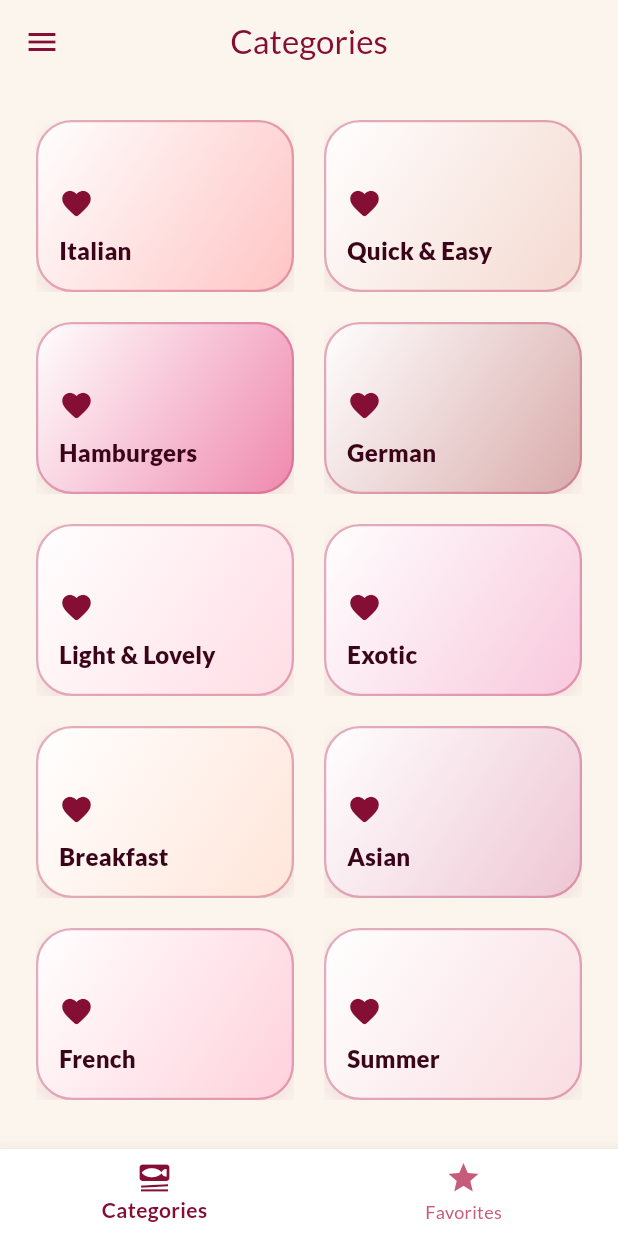
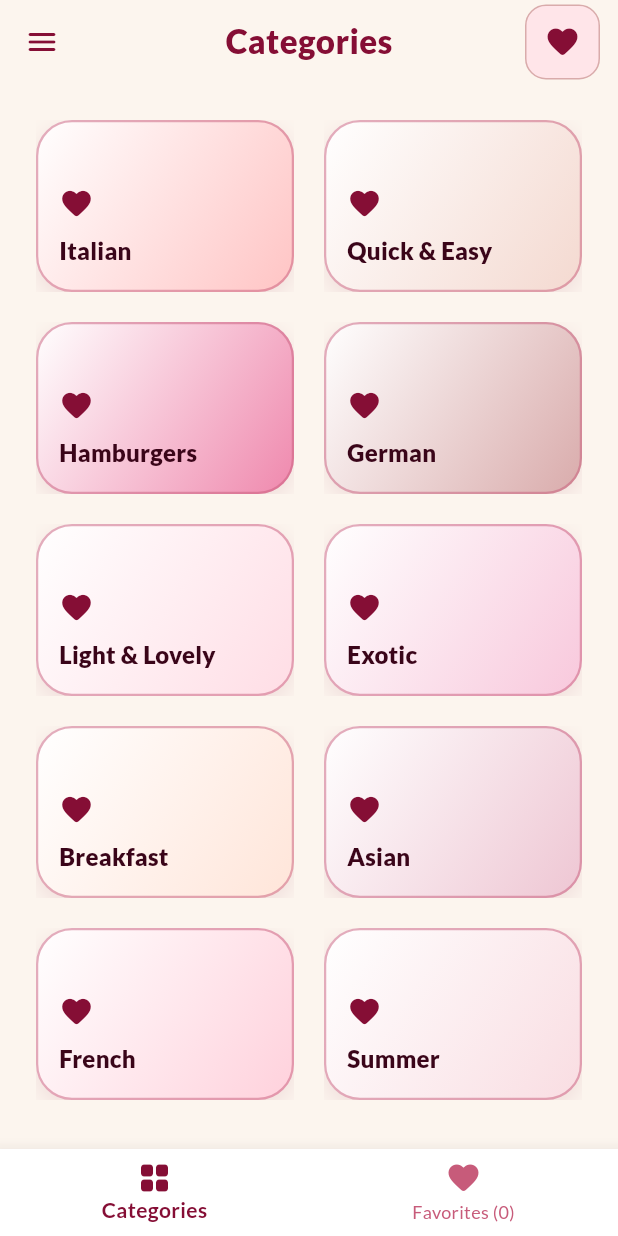
Before and after one commit to kylamurakami/CSIT284-Dacula, a Flutter app: the screen it shows after launch, on a phone screen of 412 x 824 dp. Run offline on Flutter 3.47's test engine with Material 3 defaults, Android fonts, the phone set to English and light mode, and no system bars; our stand-ins replace google_fonts.

Commit message:
Connect about screen and improve app navigation

```diff
--- a/meals/lib/screens/tabs.dart
+++ b/meals/lib/screens/tabs.dart
@@ -2,6 +2,7 @@ import 'package:flutter/material.dart';
 
 import 'package:meals/data/dummy_data.dart';
 import 'package:meals/models/meal.dart';
+import 'package:meals/screens/about.dart';
 import 'package:meals/screens/categories.dart';
 import 'package:meals/screens/filters.dart';
 import 'package:meals/screens/meals.dart';
@@ -11,7 +12,7 @@ const kInitialFilters = {
   Filter.glutenFree: false,
   Filter.lactoseFree: false,
   Filter.vegetarian: false,
-  Filter.vegan: false
+  Filter.vegan: false,
 };
 
 class TabsScreen extends StatefulWidget {
@@ -33,6 +34,11 @@ class _TabsScreenState extends State<TabsScreen> {
     ScaffoldMessenger.of(context).showSnackBar(
       SnackBar(
         content: Text(message),
+        backgroundColor: const Color(0xFF850E35),
+        behavior: SnackBarBehavior.floating,
+        shape: RoundedRectangleBorder(
+          borderRadius: BorderRadius.circular(16),
+        ),
       ),
     );
   }
@@ -40,17 +46,19 @@ class _TabsScreenState extends State<TabsScreen> {
   void _toggleMealFavoriteStatus(Meal meal) {
     final isExisting = _favoriteMeals.contains(meal);
 
-    if (isExisting) {
-      setState(() {
+    setState(() {
+      if (isExisting) {
         _favoriteMeals.remove(meal);
-      });
-      _showInfoMessage('Meal is no longer a favorite.');
-    } else {
-      setState(() {
+      } else {
         _favoriteMeals.add(meal);
-        _showInfoMessage('Marked as a favorite!');
-      });
-    }
+      }
+    });
+
+    _showInfoMessage(
+      isExisting
+          ? 'Meal removed from your favorites.'
+          : 'Meal added to your favorites!',
+    );
   }
 
   void _selectPage(int index) {
@@ -59,9 +67,18 @@ class _TabsScreenState extends State<TabsScreen> {
     });
   }
 
-  void _setScreen(String identifier) async {
+  Future<void> _setScreen(String identifier) async {
     Navigator.of(context).pop();
-    if (identifier == 'filters') {
+
+    if (identifier == 'meals') {
+      setState(() {
+        _selectedPageIndex = 0;
+      });
+    } else if (identifier == 'favorites') {
+      setState(() {
+        _selectedPageIndex = 1;
+      });
+    } else if (identifier == 'filters') {
       final result = await Navigator.of(context).push<Map<Filter, bool>>(
         MaterialPageRoute(
           builder: (ctx) => FiltersScreen(
@@ -70,27 +87,45 @@ class _TabsScreenState extends State<TabsScreen> {
         ),
       );
 
-      setState(() {
-        _selectedFilters = result ?? kInitialFilters;
-      });
+      if (!mounted) return;
+
+      if (result != null) {
+        setState(() {
+          _selectedFilters = result;
+        });
+      }
+    } else if (identifier == 'about') {
+      await Navigator.of(context).push(
+        MaterialPageRoute(
+          builder: (ctx) => const AboutScreen(),
+        ),
+      );
     }
   }
 
   @override
   Widget build(BuildContext context) {
     final availableMeals = dummyMeals.where((meal) {
-      if (_selectedFilters[Filter.glutenFree]! && !meal.isGlutenFree) {
+      if (_selectedFilters[Filter.glutenFree]! &&
+          !meal.isGlutenFree) {
         return false;
       }
-      if (_selectedFilters[Filter.lactoseFree]! && !meal.isLactoseFree) {
+
+      if (_selectedFilters[Filter.lactoseFree]! &&
+          !meal.isLactoseFree) {
         return false;
       }
-      if (_selectedFilters[Filter.vegetarian]! && !meal.isVegetarian) {
+
+      if (_selectedFilters[Filter.vegetarian]! &&
+          !meal.isVegetarian) {
         return false;
       }
-      if (_selectedFilters[Filter.vegan]! && !meal.isVegan) {
+
+      if (_selectedFilters[Filter.vegan]! &&
+          !meal.isVegan) {
         return false;
       }
+
       return true;
     }).toList();
 
@@ -98,6 +133,7 @@ class _TabsScreenState extends State<TabsScreen> {
       onToggleFavorite: _toggleMealFavoriteStatus,
       availableMeals: availableMeals,
     );
+
     var activePageTitle = 'Categories';
 
     if (_selectedPageIndex == 1) {
@@ -110,7 +146,52 @@ class _TabsScreenState extends State<TabsScreen> {
 
     return Scaffold(
       appBar: AppBar(
-        title: Text(activePageTitle),
+        title: Text(
+          activePageTitle,
+          style: const TextStyle(
+            fontWeight: FontWeight.w900,
+            letterSpacing: 0.3,
+          ),
+        ),
+        leading: Builder(
+          builder: (context) {
+            return IconButton(
+              tooltip: 'Open menu',
+              icon: const Icon(Icons.menu_rounded),
+              onPressed: () {
+                Scaffold.of(context).openDrawer();
+              },
+            );
+          },
+        ),
+        actions: [
+          Padding(
+            padding: const EdgeInsets.only(right: 12),
+            child: Container(
+              decoration: BoxDecoration(
+                color: const Color(0xFFFFE5E9),
+                borderRadius: BorderRadius.circular(14),
+                border: Border.all(
+                  color: const Color(0xFFD9ABAB),
+                ),
+              ),
+              child: IconButton(
+                tooltip: 'About this app',
+                onPressed: () {
+                  Navigator.of(context).push(
+                    MaterialPageRoute(
+                      builder: (ctx) => const AboutScreen(),
+                    ),
+                  );
+                },
+                icon: const Icon(
+                  Icons.favorite_rounded,
+                  color: Color(0xFF850E35),
+                ),
+              ),
+            ),
+          ),
+        ],
       ),
       drawer: MainDrawer(
         onSelectScreen: _setScreen,
@@ -119,14 +200,15 @@ class _TabsScreenState extends State<TabsScreen> {
       bottomNavigationBar: BottomNavigationBar(
         onTap: _selectPage,
         currentIndex: _selectedPageIndex,
-        items: const [
-          BottomNavigationBarItem(
-            icon: Icon(Icons.set_meal),
+        items: [
+          const BottomNavigationBarItem(
+            icon: Icon(Icons.grid_view_rounded),
             label: 'Categories',
           ),
           BottomNavigationBarItem(
-            icon: Icon(Icons.star),
-            label: 'Favorites',
+            icon: const Icon(Icons.favorite_rounded),
+            activeIcon: const Icon(Icons.favorite),
+            label: 'Favorites (${_favoriteMeals.length})',
           ),
         ],
       ),
```
